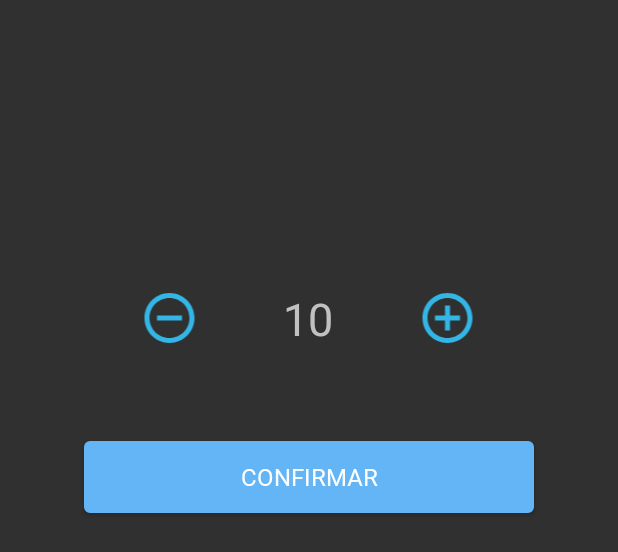
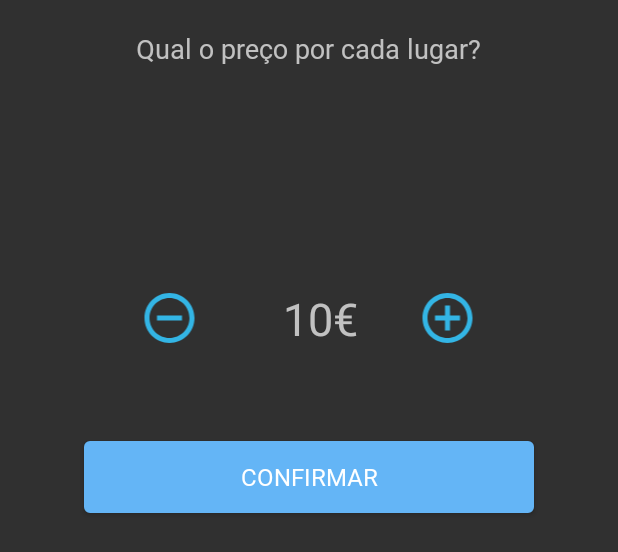
Before and after one commit to PedroMPT/CarSocial, an Android app: the layout activity_price.xml on its own in the app's theme, with its tools: preview values and no code run, on a phone screen of 412 x 824 dp. Shown: the top 552 px of the screen. Run offline under Robolectric (Android 15) with nearby library versions, the phone set to English and light mode, and no system bars.

Commit message:
Offer a ride Changes

```diff
--- a/app/src/main/java/pt/ismai/pedro/needarideapp/Activities/ListOfRidesActivity.java
+++ b/app/src/main/java/pt/ismai/pedro/needarideapp/Activities/ListOfRidesActivity.java
@@ -63,7 +63,7 @@ public class ListOfRidesActivity extends AppCompatActivity {
 
                     for (ParseObject ride : rides){
 
-                        price.add((String) ride.get("price"));
+                        price.add(ride.get("price") + "€");
                         time.add((String) ride.get("start"));
                         rideDate.add((String) ride.get("data"));
                         rideFrom.add((String) ride.get("from"));
--- a/app/src/main/java/pt/ismai/pedro/needarideapp/Activities/LoginActivity.java
+++ b/app/src/main/java/pt/ismai/pedro/needarideapp/Activities/LoginActivity.java
@@ -41,7 +41,7 @@ public class LoginActivity extends Activity {
 
         //BINDING WITH LAYOUT
         login = findViewById(R.id.login);
-        usernameText = findViewById(R.id.lastNameText);
+        usernameText = findViewById(R.id.usernameText);
         passwordText = findViewById(R.id.passwordText);
         facebookLogin = findViewById(R.id.facebookLogin);
         signUpText = findViewById(R.id.signUpText);
--- a/app/src/main/java/pt/ismai/pedro/needarideapp/Activities/TimeTripActivity.java
+++ b/app/src/main/java/pt/ismai/pedro/needarideapp/Activities/TimeTripActivity.java
@@ -28,12 +28,14 @@ public class TimeTripActivity extends AppCompatActivity {
         Bundle extra = getIntent().getExtras();
         String whereToValue = extra.getString("whereToValor");
         String whereFromValue = extra.getString("whereFromValor");
-        String viagemData = extra.getString("dataDeViagem");
+        String dataInicioViagem = extra.getString("dataInicioViagem");
+        String dataFimViagem = extra.getString("dataFimViagem");
 
         Intent sendIntent = new Intent(this,subActivity);
         sendIntent.putExtra("whereToVal",whereToValue);
         sendIntent.putExtra("whereFromVal",whereFromValue );
-        sendIntent.putExtra("dataDeViagem",viagemData);
+        sendIntent.putExtra("dataInicioViagem",dataInicioViagem);
+        sendIntent.putExtra("dataFimViagem",dataFimViagem);
         sendIntent.putExtra("inicioViagem",startTime);
         sendIntent.putExtra("fimViagem",endTime);
         startActivity(sendIntent);
--- a/app/src/main/res/layout/activity_login.xml
+++ b/app/src/main/res/layout/activity_login.xml
@@ -30,7 +30,7 @@
         android:src="@drawable/car" />
 
     <EditText
-        android:id="@+id/lastNameText"
+        android:id="@+id/usernameText"
         android:layout_width="200dp"
         android:layout_height="40dp"
         android:layout_alignEnd="@+id/imageView9"
--- a/app/src/main/res/layout/activity_price.xml
+++ b/app/src/main/res/layout/activity_price.xml
@@ -14,6 +14,18 @@
         android:layout_alignParentTop="true"
         android:layout_centerHorizontal="true"
         android:orientation="horizontal">
+
+        <TextView
+            android:id="@+id/partidaTextView"
+            android:layout_width="match_parent"
+            android:layout_height="wrap_content"
+            android:fontFamily="@font/latoblack"
+            android:paddingLeft="5dp"
+            android:paddingTop="20dp"
+            android:paddingRight="5dp"
+            android:text="@string/RidePriceText"
+            android:textAlignment="center"
+            android:textSize="18sp" />
 
         <ImageView
             android:id="@+id/remove"
@@ -56,6 +68,19 @@
             android:text="@string/price"
             />
 
+        <TextView
+            android:id="@+id/euroText"
+            android:layout_width="50dp"
+            android:layout_height="wrap_content"
+            android:layout_alignEnd="@+id/priceText"
+            android:layout_marginTop="192dp"
+            android:background="@android:color/transparent"
+            android:clickable="false"
+            android:ems="10"
+            android:text="@string/currency"
+            android:textAlignment="center"
+            android:textSize="30sp" />
+
     </RelativeLayout>
 
     <Button
--- a/app/src/main/res/values/strings.xml
+++ b/app/src/main/res/values/strings.xml
@@ -43,5 +43,8 @@
     <string name="pickup">Queres partir de onde?</string>
     <string name="leave">Para onde vais?</string>
     <string name="price">10</string>
+    <string name="currency">€</string>
+    <string name="RidePriceText">Qual o preço por cada lugar?</string>
+    <string name="RideSeatsText">Quantos passageiros podes levar?</string>
 
 </resources>
```
Also changed, not shown: app/src/main/java/pt/ismai/pedro/needarideapp/Activities/PriceActivity.java (+37 -10 lines), app/src/main/java/pt/ismai/pedro/needarideapp/Activities/SeatsActivity.java (+7 -4 lines), app/src/main/java/pt/ismai/pedro/needarideapp/Activities/TripDataActivity.java (+13 -8 lines), app/src/main/res/layout/activity_seats.xml (+12 -0 lines), app/src/main/java/pt/ismai/pedro/needarideapp/StarterApplication.java (renamed from app/src/main/java/StarterApplication.java).
